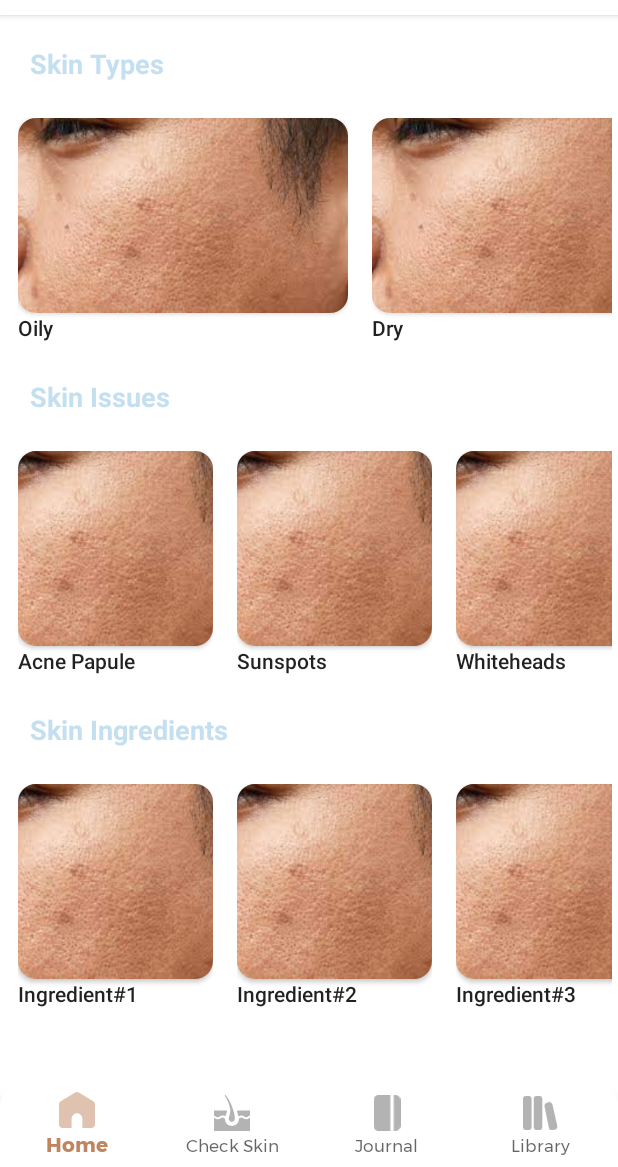
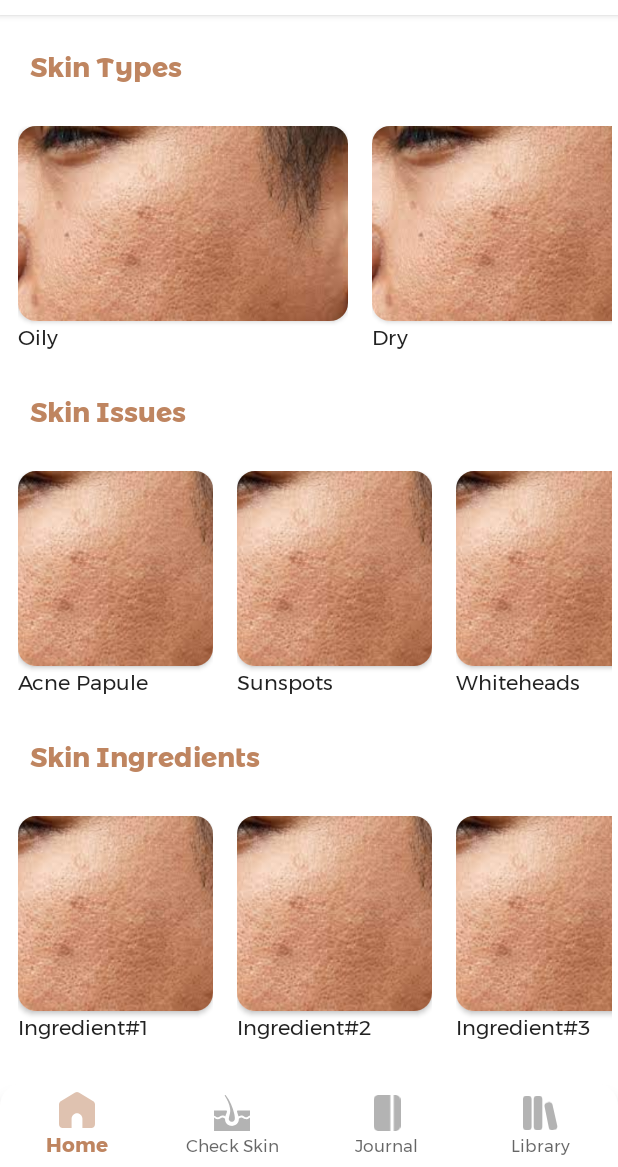
Before and after one commit to jeaaanius/Skincap, an Android app: the screen it shows after launch (MainActivity), after a tap on an icon or button, on a phone screen of 412 x 824 dp, the part 69-1236 px from its top. Run offline under Robolectric (Android 15) with nearby library versions, the phone set to English and light mode, and no system bars; our stand-ins replace Dagger/Hilt's generated code, Room's generated code, navigation-ui; 1 other tap on this screen came first.

Commit message:
updated home layout

```diff
--- a/app/src/main/res/layout/horizontal_rectangle_item.xml
+++ b/app/src/main/res/layout/horizontal_rectangle_item.xml
@@ -26,5 +26,6 @@
         style="@style/TextAppearance.AppCompat.Body2"
         android:layout_width="wrap_content"
         android:layout_height="wrap_content"
+        android:fontFamily="@font/montserrat"
         tools:text="Acne Papule"/>
 </LinearLayout>
--- a/app/src/main/res/layout/horizontal_square_item.xml
+++ b/app/src/main/res/layout/horizontal_square_item.xml
@@ -24,6 +24,7 @@
     <TextView
         android:id="@+id/skin_name"
         style="@style/TextAppearance.AppCompat.Body2"
+        android:fontFamily="@font/montserrat"
         android:layout_width="wrap_content"
         android:layout_height="wrap_content"
         tools:text="Acne Papule"/>
--- a/app/src/main/res/layout/parent_recyclerview_items.xml
+++ b/app/src/main/res/layout/parent_recyclerview_items.xml
@@ -13,7 +13,8 @@
         android:layout_width="wrap_content"
         android:layout_height="wrap_content"
         android:padding="16dp"
-        android:textColor="#C4DFEF"
+        android:fontFamily="@font/montserrat_alternates_bold"
+        android:textColor="@color/dark_brown"
         android:textStyle="bold"
         tools:text="Skin Issues" />
 
```
